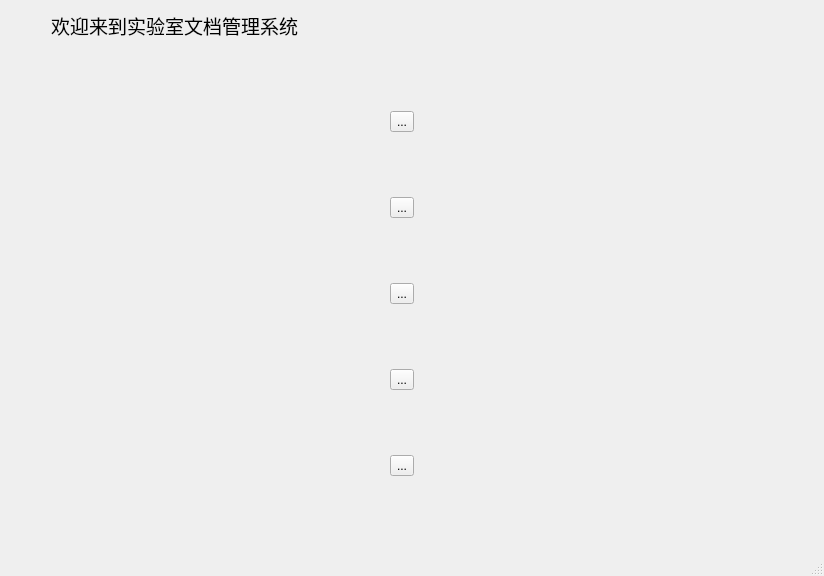
Old version of the form FileManagement/FileManagement.ui in the repository hhyvs111/FileManagement.
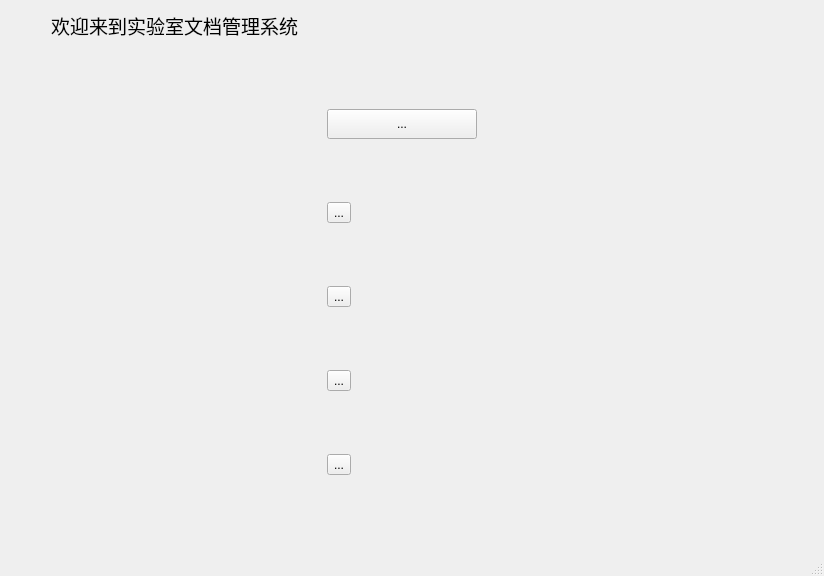
New version of the form.

```diff
--- a/FileManagement/FileManagement.ui
+++ b/FileManagement/FileManagement.ui
@@ -94,6 +94,24 @@
         </property>
         <item>
          <widget class="QToolButton" name="personButton">
+          <property name="sizePolicy">
+           <sizepolicy hsizetype="Maximum" vsizetype="Maximum">
+            <horstretch>0</horstretch>
+            <verstretch>0</verstretch>
+           </sizepolicy>
+          </property>
+          <property name="minimumSize">
+           <size>
+            <width>150</width>
+            <height>30</height>
+           </size>
+          </property>
+          <property name="maximumSize">
+           <size>
+            <width>16777215</width>
+            <height>16777215</height>
+           </size>
+          </property>
           <property name="text">
            <string>...</string>
           </property>
```
Left out of the diff: 53 changed lines with no effect on the pictures.
